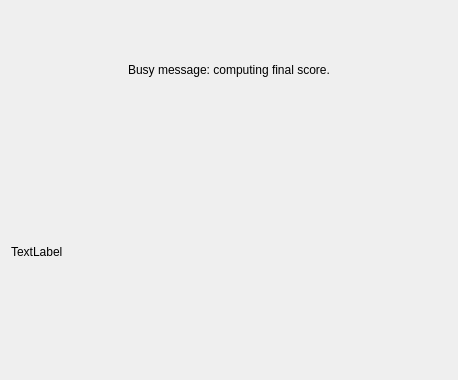
The window that qt/qtgo/qtgo/BusyDialog.ui (alecs1/home) describes before a commit, drawn with Qt 5.
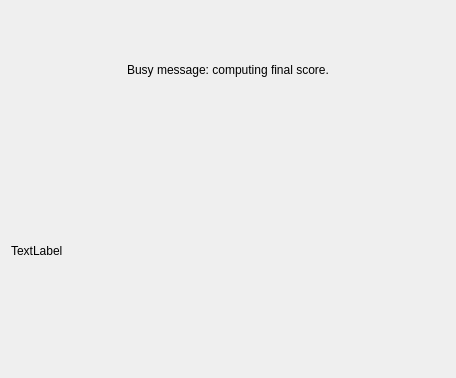
The same window after the commit.

```diff
--- a/qt/qtgo/qtgo/BusyDialog.ui
+++ b/qt/qtgo/qtgo/BusyDialog.ui
@@ -6,8 +6,8 @@
    <rect>
     <x>0</x>
     <y>0</y>
-    <width>458</width>
-    <height>380</height>
+    <width>456</width>
+    <height>378</height>
    </rect>
   </property>
   <property name="windowTitle">
```
Left out of the diff: 2 changed lines with no effect on the pictures.
